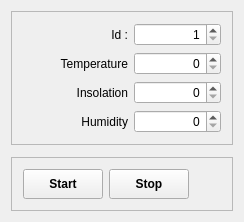
Old version of the form SectionSymulator/src/ui/mainwindow.ui in the repository JakubAleksander/GreenhouseSystem.
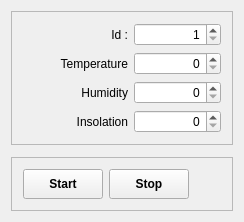
New version of the form.

Commit message: Add chart module to simulator .pro file

```diff
--- a/SectionSymulator/src/ui/mainwindow.ui
+++ b/SectionSymulator/src/ui/mainwindow.ui
@@ -76,29 +76,6 @@
          </property>
         </widget>
        </item>
-       <item row="2" column="0">
-        <widget class="QLabel" name="label_4">
-         <property name="minimumSize">
-          <size>
-           <width>105</width>
-           <height>0</height>
-          </size>
-         </property>
-         <property name="text">
-          <string>Insolation</string>
-         </property>
-         <property name="alignment">
-          <set>Qt::AlignRight|Qt::AlignTrailing|Qt::AlignVCenter</set>
-         </property>
-        </widget>
-       </item>
-       <item row="2" column="1">
-        <widget class="QSpinBox" name="edInsolation">
-         <property name="alignment">
-          <set>Qt::AlignRight|Qt::AlignTrailing|Qt::AlignVCenter</set>
-         </property>
-        </widget>
-       </item>
        <item row="3" column="0">
         <widget class="QLabel" name="label_3">
          <property name="minimumSize">
@@ -122,6 +99,29 @@
          </property>
         </widget>
        </item>
+       <item row="4" column="0">
+        <widget class="QLabel" name="label_4">
+         <property name="minimumSize">
+          <size>
+           <width>105</width>
+           <height>0</height>
+          </size>
+         </property>
+         <property name="text">
+          <string>Insolation</string>
+         </property>
+         <property name="alignment">
+          <set>Qt::AlignRight|Qt::AlignTrailing|Qt::AlignVCenter</set>
+         </property>
+        </widget>
+       </item>
+       <item row="4" column="1">
+        <widget class="QSpinBox" name="edInsolation">
+         <property name="alignment">
+          <set>Qt::AlignRight|Qt::AlignTrailing|Qt::AlignVCenter</set>
+         </property>
+        </widget>
+       </item>
       </layout>
      </widget>
     </item>
```
The commit also changes 1 other file.
